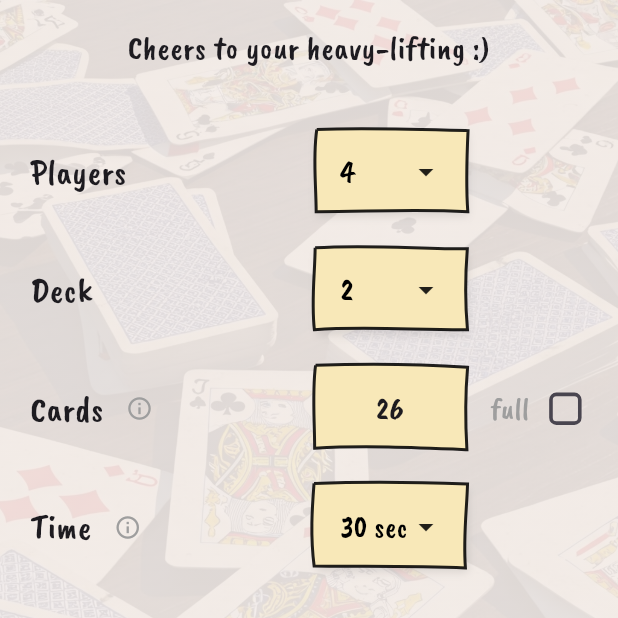
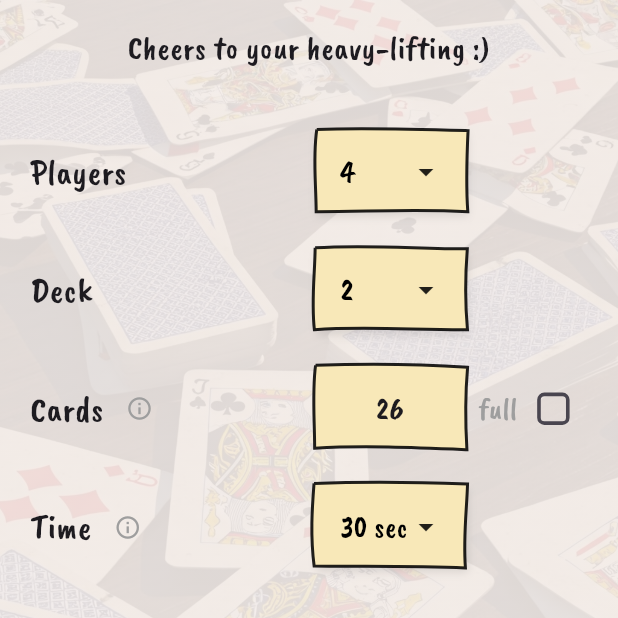
Before and after one commit to karthik24iyer/deckopia, a Flutter app: the HostGameScreen screen opened by its route, on a phone screen of 412 x 824 dp, the top half of it. Run offline on Flutter 3.47's test engine with Material 3 defaults, Android fonts, the phone set to English and light mode, and no system bars.

Commit message:
fixed host game button width overflow

```diff
--- a/lib/models/sketchy_dropdown_button.dart
+++ b/lib/models/sketchy_dropdown_button.dart
@@ -38,7 +38,6 @@ class SketchyDropdownButton<T> extends StatelessWidget {
 
   @override
   Widget build(BuildContext context) {
-    final appConfig = context.appConfig;
     final colorConfig = context.config.colors;
     final buttonConfig = context.config.sketchyButton;
     final sketchyConfig = context.config.sketchy;
--- a/lib/page/host_game.dart
+++ b/lib/page/host_game.dart
@@ -417,7 +417,7 @@ class _HostGameScreenState extends State<HostGameScreen> {
                               SizedBox(
                                 width: 80,
                                 child: Padding(
-                                  padding: const EdgeInsets.only(left: 15),
+                                  padding: const EdgeInsets.only(left: 7),
                                   child: Row(
                                     children: [
                                       const Text(
```
